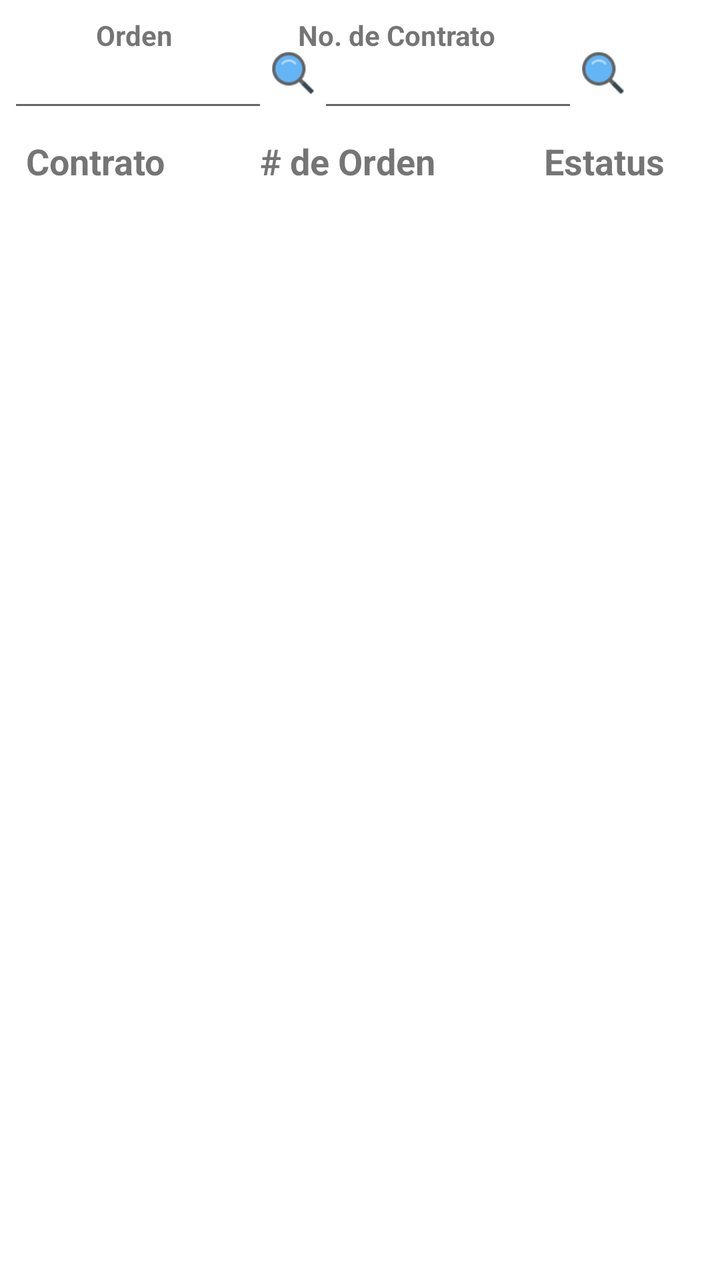
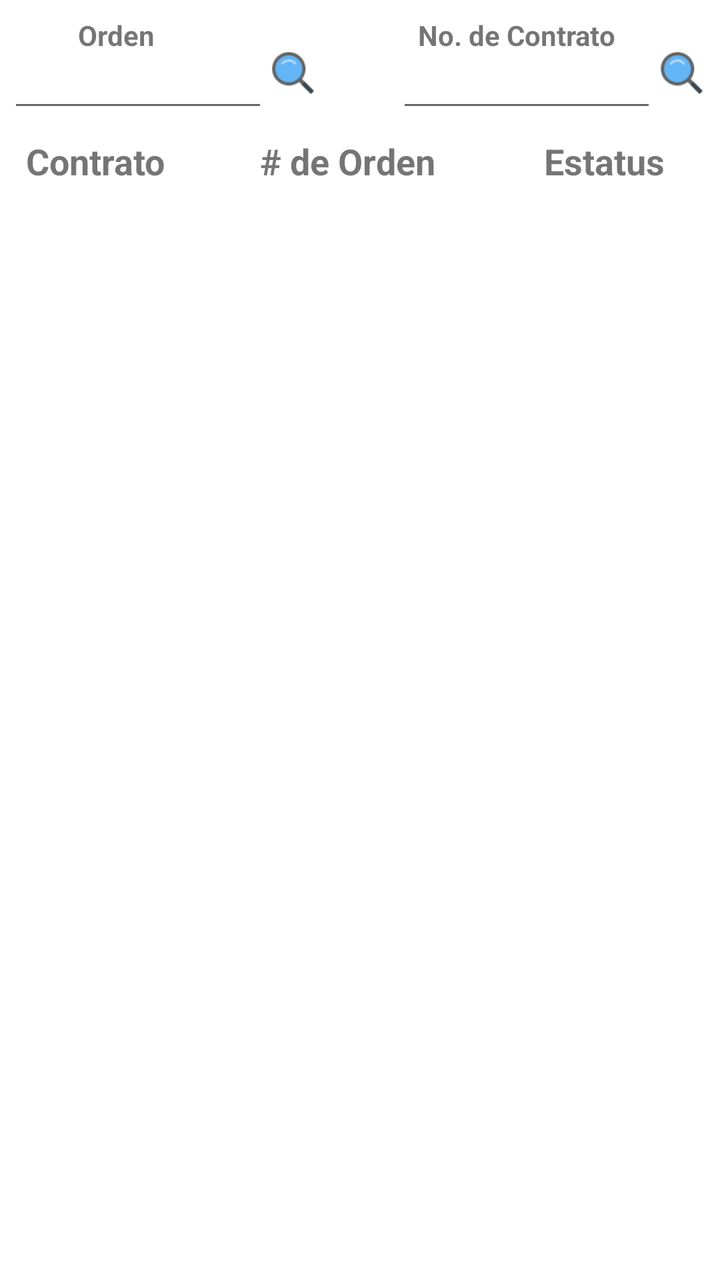

Two renders of the same Android screen: before a commit and after it. Below are the layout's source before the change and the commit's diff.
<!-- AndroidManifest.xml: application theme AppTheme -->
<!-- res/layout/content_orden.xml -->
<?xml version="1.0" encoding="utf-8"?>
<android.support.constraint.ConstraintLayout xmlns:android="http://schemas.android.com/apk/res/android"
    xmlns:app="http://schemas.android.com/apk/res-auto"
    xmlns:tools="http://schemas.android.com/tools"
    android:layout_width="match_parent"
    android:layout_height="match_parent"
    android:background="@color/fondoBlanco"
    app:layout_behavior="@string/appbar_scrolling_view_behavior"
    tools:context=".Activitys.Orden"

    tools:showIn="@layout/app_bar_orden">

    <ListView
        android:id="@+id/listorden"
        android:layout_width="match_parent"
        android:layout_height="match_parent"
        android:layout_alignParentTop="true"
        android:layout_marginTop="100dp"
        android:backgroundTint="@color/colorPrimary"
        android:dividerHeight="10dp"
        android:elevation="80dp"
        android:paddingLeft="8dp"
        android:paddingRight="8dp"
        app:layout_constraintEnd_toEndOf="parent"
        app:layout_constraintStart_toStartOf="parent"
        app:layout_constraintTop_toTopOf="parent" />

    <TextView
        android:id="@+id/textView39"
        android:layout_width="100dp"
        android:layout_height="wrap_content"
        android:layout_marginStart="8dp"
        android:layout_marginTop="8dp"
        android:layout_marginEnd="8dp"
        android:textAlignment="center"
        android:text="@string/orden"
        android:textStyle="bold"
        app:layout_constraintEnd_toEndOf="@+id/ordsearch"
        app:layout_constraintStart_toStartOf="parent"
        app:layout_constraintTop_toTopOf="parent" />

    <EditText
        android:id="@+id/ordsearch"
        android:layout_width="130dp"
        android:layout_height="45dp"
        android:layout_marginStart="4dp"
        android:layout_marginTop="16dp"
        android:inputType="number"
        app:layout_constraintEnd_toStartOf="@+id/borden"
        app:layout_constraintStart_toStartOf="parent"
        app:layout_constraintTop_toTopOf="parent" />

    <Button
        android:id="@+id/borden"
        android:layout_width="25dp"
        android:layout_height="25dp"
        android:layout_marginTop="24dp"
        android:background="@drawable/busqueda"
        android:gravity="center_vertical"
        app:layout_constraintStart_toEndOf="@+id/ordsearch"
        app:layout_constraintTop_toTopOf="parent" />


    <EditText
        android:id="@+id/contsearch"
        android:layout_width="130dp"
        android:layout_height="45dp"
        android:layout_marginTop="16dp"
        android:inputType="text|number"
        app:layout_constraintStart_toEndOf="@+id/borden"
        app:layout_constraintTop_toTopOf="parent" />

    <Button
        android:id="@+id/bcontrato"
        android:layout_width="25dp"
        android:layout_height="25dp"
        android:layout_marginTop="24dp"
        android:background="@drawable/busqueda"
        android:gravity="center_vertical"
        app:layout_constraintStart_toEndOf="@+id/contsearch"
        app:layout_constraintTop_toTopOf="parent" />

    <TextView
        android:layout_width="150dp"
        android:layout_height="wrap_content"
        android:layout_marginStart="8dp"
        android:layout_marginTop="8dp"
        android:layout_marginEnd="8dp"
        android:text="@string/n_Contrato"
        android:textStyle="bold"
        app:layout_constraintEnd_toStartOf="@+id/bcontrato"
        app:layout_constraintStart_toEndOf="@+id/borden"
        app:layout_constraintTop_toTopOf="parent" />

    <TextView
        android:id="@+id/textView38"
        android:layout_width="100dp"
        android:layout_height="wrap_content"
        android:layout_alignParentStart="true"
        android:layout_marginTop="8dp"
        android:layout_marginBottom="8dp"
        android:text="@string/contrato"
        android:textSize="18dp"
        android:textStyle="bold"
        app:layout_constraintBottom_toTopOf="@+id/listorden"
        app:layout_constraintEnd_toEndOf="parent"
        app:layout_constraintHorizontal_bias="0.05"
        app:layout_constraintStart_toStartOf="parent"
        app:layout_constraintTop_toBottomOf="@+id/ordsearch" />

    <TextView
        android:id="@+id/textView40"
        android:layout_width="100dp"
        android:layout_height="wrap_content"
        android:layout_alignParentStart="true"
        android:layout_marginStart="8dp"
        android:layout_marginTop="8dp"
        android:layout_marginEnd="8dp"
        android:layout_marginBottom="8dp"
        android:text="@string/n_Orden"
        android:textSize="18dp"
        android:textStyle="bold"
        app:layout_constraintBottom_toTopOf="@+id/listorden"
        app:layout_constraintEnd_toEndOf="parent"
        app:layout_constraintStart_toStartOf="parent"
        app:layout_constraintTop_toBottomOf="@+id/contsearch" />


    <TextView
        android:layout_width="100dp"
        android:layout_height="wrap_content"
        android:layout_alignParentEnd="true"
        android:layout_marginTop="8dp"
        android:layout_marginEnd="8dp"
        android:layout_marginBottom="8dp"
        android:text="@string/estatus"
        android:textSize="18dp"
        android:textStyle="bold"
        android:textAlignment="center"
        app:layout_constraintBottom_toTopOf="@+id/listorden"
        app:layout_constraintEnd_toEndOf="parent"
        app:layout_constraintTop_toBottomOf="@+id/contsearch" />



</android.support.constraint.ConstraintLayout>
<!-- res/layout/app_bar_orden.xml (included above) -->
<?xml version="1.0" encoding="utf-8"?>
<android.support.design.widget.CoordinatorLayout xmlns:android="http://schemas.android.com/apk/res/android"
    xmlns:app="http://schemas.android.com/apk/res-auto"
    xmlns:tools="http://schemas.android.com/tools"
    android:layout_width="match_parent"
    android:layout_height="match_parent"
    tools:context=".Activitys.Orden">

    <android.support.design.widget.AppBarLayout
        android:layout_width="match_parent"
        android:layout_height="wrap_content"
        android:theme="@style/AppTheme.AppBarOverlay">

        <android.support.v7.widget.Toolbar
            android:id="@+id/toolbar"
            android:layout_width="match_parent"
            android:layout_height="?attr/actionBarSize"
            android:background="?attr/colorPrimary"
            app:popupTheme="@style/AppTheme.PopupOverlay" />

    </android.support.design.widget.AppBarLayout>

    <include layout="@layout/content_orden" />




</android.support.design.widget.CoordinatorLayout>
<!-- resources referenced by this layout -->
<resources>
  <color name="colorPrimary">#0277BD</color>
  <color name="fondoBlanco">#fff</color>
  <!-- drawable busqueda: png bitmap (drawable, 1157 bytes) -->
  <string name="contrato">Contrato</string>
  <string name="estatus">Estatus</string>
  <string name="n_Contrato">No. de Contrato</string>
  <string name="n_Orden"># de Orden</string>
  <string name="orden">Orden</string>
  <style name="AppTheme.AppBarOverlay" parent="ThemeOverlay.AppCompat.Dark.ActionBar" />
  <style name="AppTheme.PopupOverlay" parent="ThemeOverlay.AppCompat.Light" />
  <style name="AppTheme" parent="Theme.AppCompat.Light.DarkActionBar">
          
          <item name="colorPrimary">@color/colorPrimary</item>
          <item name="colorPrimaryDark">@color/colorPrimaryDark</item>
          <item name="colorAccent">@color/colorAccent</item>
          <item name="android:colorForeground">@android:color/background_dark</item>
      </style>
  <color name="colorPrimaryDark">#004C8C</color>
  <color name="colorAccent">#0000FF</color>
</resources>

<!-- the commit's change to res/layout/content_orden.xml (unified diff, before → after) -->
@@ -32,10 +32,11 @@
         android:layout_marginStart="8dp"
         android:layout_marginTop="8dp"
         android:layout_marginEnd="8dp"
+        android:text="@string/orden"
         android:textAlignment="center"
-        android:text="@string/orden"
         android:textStyle="bold"
-        app:layout_constraintEnd_toEndOf="@+id/ordsearch"
+        app:layout_constraintEnd_toEndOf="parent"
+        app:layout_constraintHorizontal_bias="0.0"
         app:layout_constraintStart_toStartOf="parent"
         app:layout_constraintTop_toTopOf="parent" />
 
@@ -45,8 +46,10 @@
         android:layout_height="45dp"
         android:layout_marginStart="4dp"
         android:layout_marginTop="16dp"
+        android:layout_marginEnd="8dp"
         android:inputType="number"
-        app:layout_constraintEnd_toStartOf="@+id/borden"
+        app:layout_constraintEnd_toEndOf="parent"
+        app:layout_constraintHorizontal_bias="0.0"
         app:layout_constraintStart_toStartOf="parent"
         app:layout_constraintTop_toTopOf="parent" />
 
@@ -65,9 +68,13 @@
         android:id="@+id/contsearch"
         android:layout_width="130dp"
         android:layout_height="45dp"
+        android:layout_marginStart="8dp"
         android:layout_marginTop="16dp"
+        android:layout_marginEnd="8dp"
         android:inputType="text|number"
-        app:layout_constraintStart_toEndOf="@+id/borden"
+        app:layout_constraintEnd_toEndOf="parent"
+        app:layout_constraintHorizontal_bias="0.89"
+        app:layout_constraintStart_toStartOf="parent"
         app:layout_constraintTop_toTopOf="parent" />
 
     <Button
@@ -88,8 +95,10 @@
         android:layout_marginEnd="8dp"
         android:text="@string/n_Contrato"
         android:textStyle="bold"
+        android:textAlignment="textEnd"
         app:layout_constraintEnd_toStartOf="@+id/bcontrato"
-        app:layout_constraintStart_toEndOf="@+id/borden"
+        app:layout_constraintHorizontal_bias="0.92"
+        app:layout_constraintStart_toStartOf="parent"
         app:layout_constraintTop_toTopOf="parent" />
 
     <TextView
